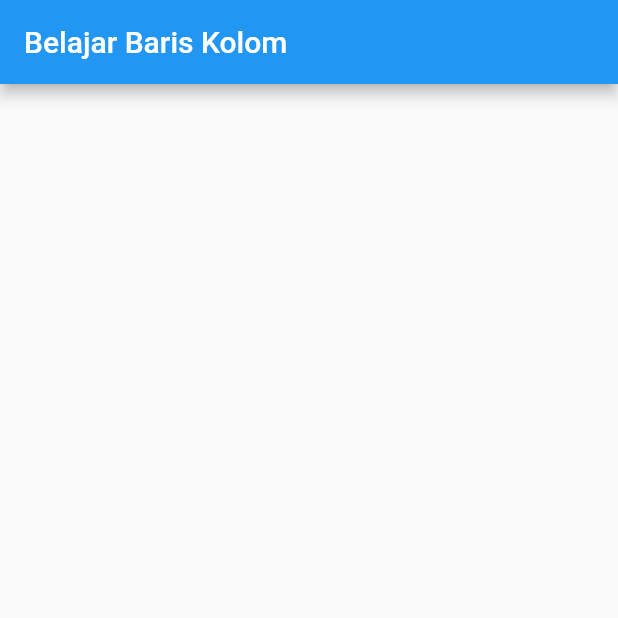
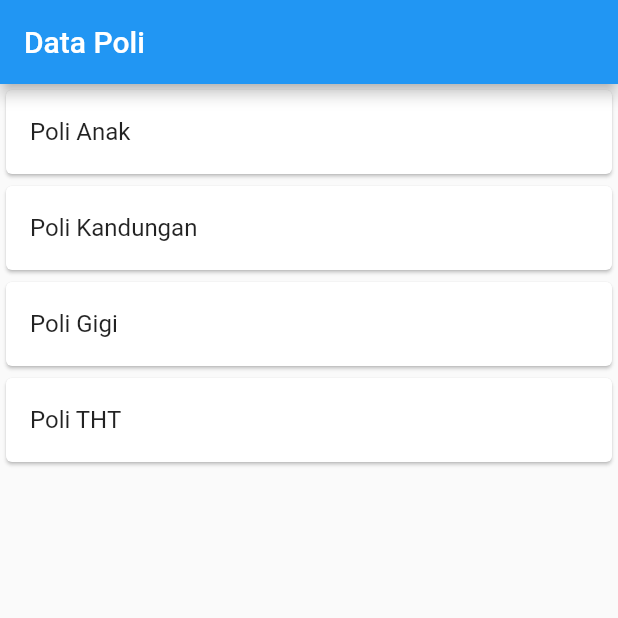
Before and after one commit to Ariagg/belajar-flutter, a Flutter app: the screen it shows after launch, on a phone screen of 412 x 824 dp, the top half of it. Run offline on Flutter 3.47's test engine with Material 2 defaults, Android fonts, the phone set to English and light mode, and no system bars.

Commit message:
pertemuan 5 POLI
sudah fix pertemua 5

```diff
--- a/lib/baris_kolom.dart
+++ b/lib/baris_kolom.dart
@@ -11,6 +11,11 @@ class Bariskolom extends StatelessWidget {
       appBar: AppBar(
         title: const Text("Belajar Baris Kolom"),
       ),
+      body: Column(
+        children: [
+          Row(Text("Row 1"), Text("Row 2"), Text("Row 3"), Text("Row 4")),
+        ],
+      ),
     );
   }
 }
--- a/lib/main.dart
+++ b/lib/main.dart
@@ -1,17 +1,16 @@
 import 'package:flutter/material.dart';
-import 'baris_kolom.dart';
+import '/ui/poli_page.dart';
 
-void main() {
-  runApp(const MyApp());
-}
+void main() => runApp(MyApp());
 
 class MyApp extends StatelessWidget {
-  const MyApp({Key? key}) : super(key: key);
-
-  // This widget is the root of your application.
   @override
   Widget build(BuildContext context) {
-    return const MaterialApp(title: 'Klinik', home: Bariskolom());
+    return MaterialApp(
+      title: 'klinik APP',
+      debugShowCheckedModeBanner: false,
+      home: PoliPage(),
+    );
   }
 }
 
--- /dev/null
+++ b/lib/model/poli.dart
@@ -0,0 +1,6 @@
+class Poli {
+  String? id;
+  String namaPoli;
+
+  Poli({this.id, required this.namaPoli});
+}
--- /dev/null
+++ b/lib/ui/poli_page.dart
@@ -0,0 +1,78 @@
+import 'package:flutter/material.dart';
+import '../model/poli.dart';
+import 'poli_detail.dart';
+
+class PoliPage extends StatefulWidget {
+  const PoliPage({super.key});
+  @override
+  State<PoliPage> createState() => _PoliPageState();
+}
+
+class _PoliPageState extends State<PoliPage> {
+  @override
+  Widget build(BuildContext context) {
+    return Scaffold(
+      appBar: AppBar(title: const Text("Data Poli")),
+      body: ListView(
+        children: [
+          GestureDetector(
+            child: Card(
+              child: ListTile(
+                title: const Text("Poli Anak"),
+              ),
+            ),
+            onTap: () {
+              Poli poliAnak = new Poli(namaPoli: "Poli Anak");
+              Navigator.push(
+                  context,
+                  MaterialPageRoute(
+                      builder: (context) => PoliDetail(poli: poliAnak)));
+            },
+          ),
+          GestureDetector(
+            child: Card(
+              child: ListTile(
+                title: const Text("Poli Kandungan"),
+              ),
+            ),
+            onTap: () {
+              Poli poliKandungan = new Poli(namaPoli: "Poli Kandungan");
+              Navigator.push(
+                  context,
+                  MaterialPageRoute(
+                      builder: (context) => PoliDetail(poli: poliKandungan)));
+            },
+          ),
+          GestureDetector(
+            child: Card(
+              child: ListTile(
+                title: const Text("Poli Gigi"),
+              ),
+            ),
+            onTap: () {
+              Poli poliGigi = new Poli(namaPoli: "Poli Gigi");
+              Navigator.push(
+                  context,
+                  MaterialPageRoute(
+                      builder: (context) => PoliDetail(poli: poliGigi)));
+            },
+          ),
+          GestureDetector(
+            child: Card(
+              child: ListTile(
+                title: const Text("Poli THT"),
+              ),
+            ),
+            onTap: () {
+              Poli poliTHT = new Poli(namaPoli: "Poli THT");
+              Navigator.push(
+                  context,
+                  MaterialPageRoute(
+                      builder: (context) => PoliDetail(poli: poliTHT)));
+            },
+          )
+        ],
+      ),
+    );
+  }
+}
```
Also changed, not shown: lib/ui/poli_detail.dart (added, +44 -0 lines), 1 other file.
